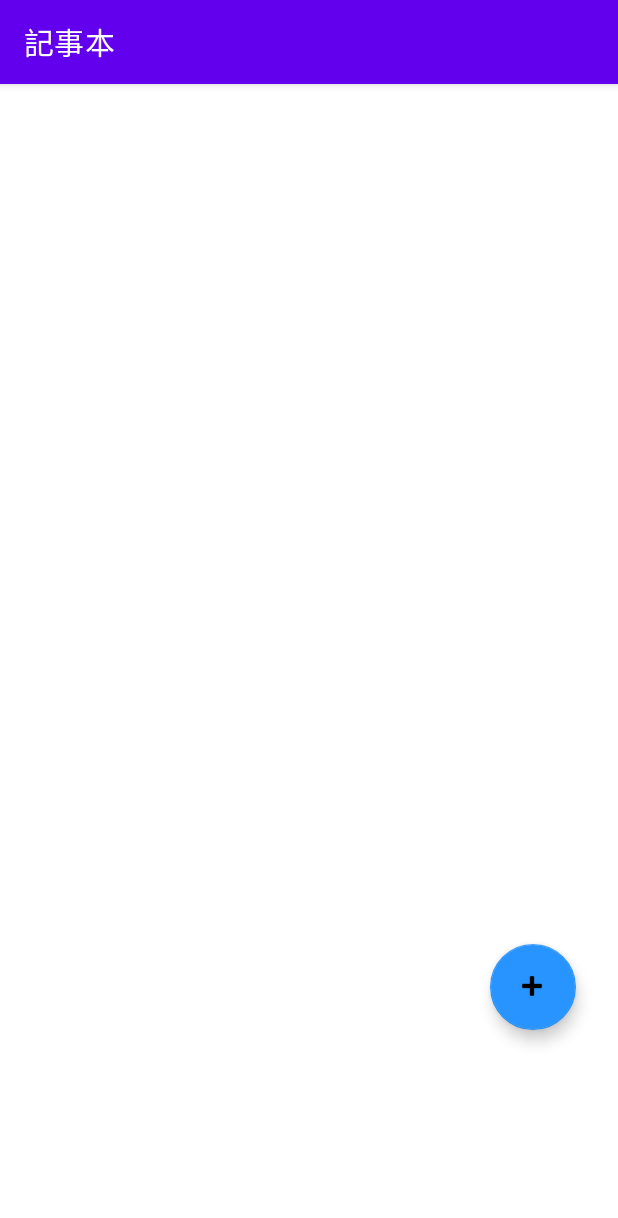
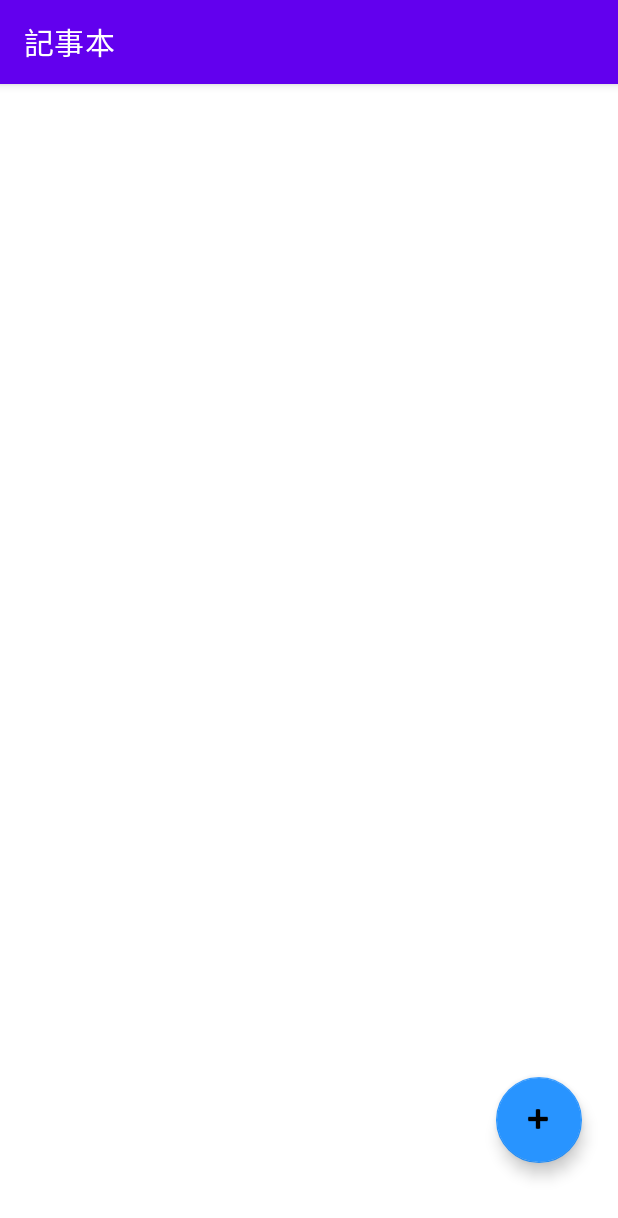
Before and after one commit to Paul-Lin88/Final-Project, an Android app: the screen it shows after launch (MainActivity), on a phone screen of 412 x 824 dp. Shown: the top 1218 px of the screen. Run offline under Robolectric (Android 15) with nearby library versions, the phone set to English and light mode, and no system bars.

Commit message:
layout_update

```diff
--- a/app/src/main/res/layout/main.xml
+++ b/app/src/main/res/layout/main.xml
@@ -10,13 +10,14 @@
         android:id="@+id/add"
         android:layout_width="59dp"
         android:layout_height="57dp"
-        android:layout_marginEnd="28dp"
+        android:layout_marginEnd="24dp"
+        android:layout_marginBottom="28dp"
         android:clickable="true"
         app:backgroundTint="#2894FF"
         app:layout_constraintBottom_toBottomOf="parent"
         app:layout_constraintEnd_toEndOf="parent"
         app:layout_constraintTop_toTopOf="parent"
-        app:layout_constraintVertical_bias="0.807"
+        app:layout_constraintVertical_bias="0.97"
         app:srcCompat="@android:drawable/ic_input_add" />
 
     <ListView
```
